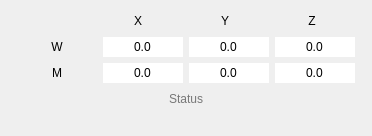
Before: the Qt Designer form View/StateForm.ui in octronic-uk/Candle, drawn with Qt 5.
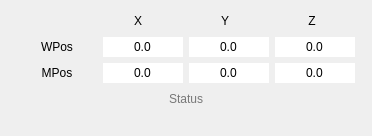
After: the same form once the commit is applied.

What changed in the file:
```diff
--- a/View/StateForm.ui
+++ b/View/StateForm.ui
@@ -192,7 +192,7 @@
           </size>
          </property>
          <property name="text">
-          <string>W</string>
+          <string>WPos</string>
          </property>
          <property name="scaledContents">
           <bool>true</bool>
@@ -365,7 +365,7 @@
           </size>
          </property>
          <property name="text">
-          <string>M</string>
+          <string>MPos</string>
          </property>
          <property name="alignment">
           <set>Qt::AlignCenter</set>
```
